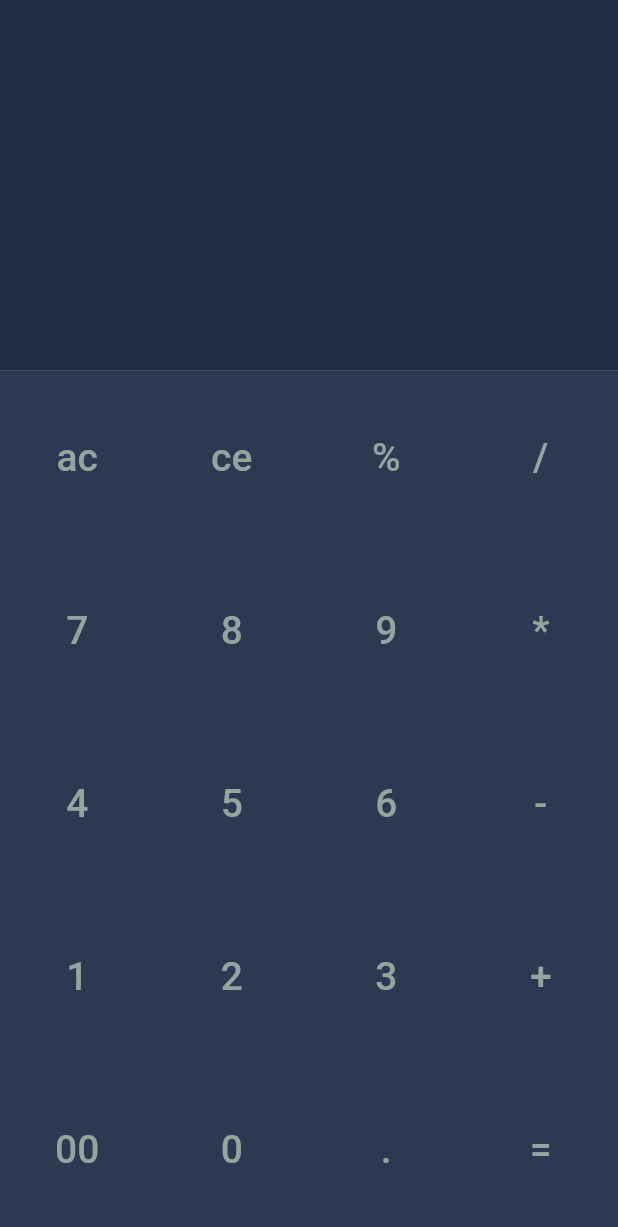
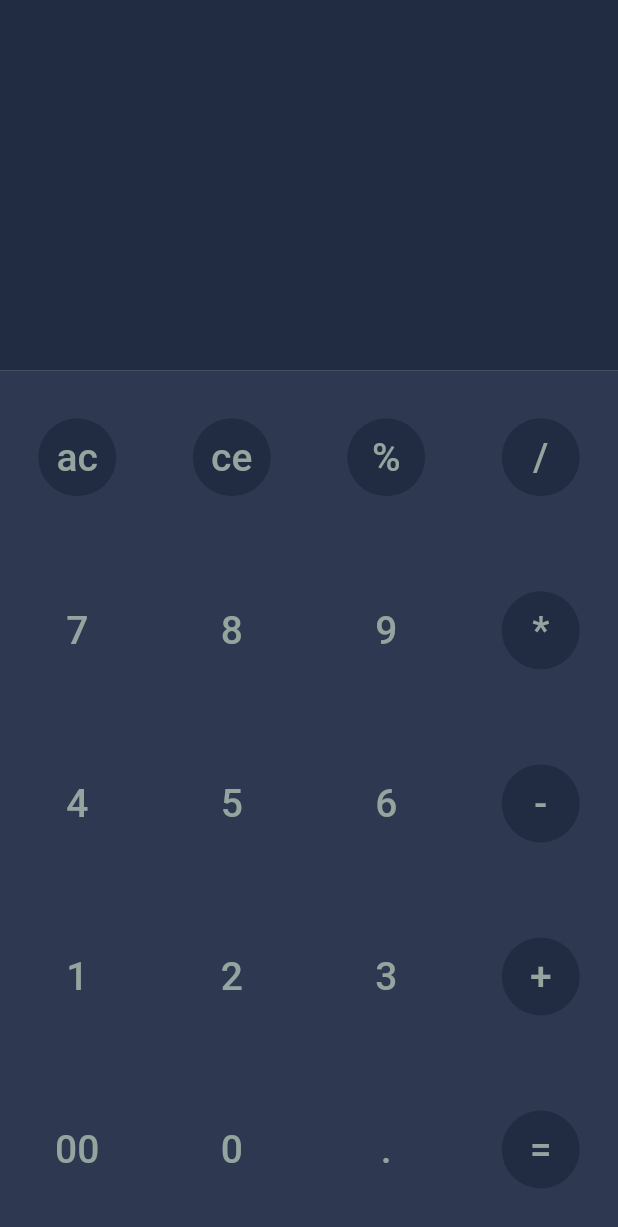
Before and after one commit to amirahmadadibi/calculator_application, a Flutter app: the screen it shows after launch, on a phone screen of 412 x 824 dp. Shown: the top 1227 px of the screen. Run offline on Flutter 3.47's test engine with Material 2 defaults, Android fonts, the phone set to English and light mode, and no system bars; our stand-ins replace hexcolor.

Commit message:
week6 E27 handle keys background

```diff
--- a/lib/main.dart
+++ b/lib/main.dart
@@ -13,6 +13,11 @@
       mainAxisAlignment: MainAxisAlignment.spaceAround,
       children: [
         TextButton(
+          style: TextButton.styleFrom(
+              shape: CircleBorder(
+                side: BorderSide(width: 0, color: Colors.transparent),
+              ),
+              backgroundColor: getBackgroundColor(text1)),
           onPressed: () {},
           child: Padding(
             padding: EdgeInsets.all(3),
@@ -24,6 +29,11 @@
           ),
         ),
         TextButton(
+          style: TextButton.styleFrom(
+              shape: CircleBorder(
+                side: BorderSide(width: 0, color: Colors.transparent),
+              ),
+              backgroundColor: getBackgroundColor(text2)),
           onPressed: () {},
           child: Padding(
             padding: EdgeInsets.all(3),
@@ -35,6 +45,11 @@
           ),
         ),
         TextButton(
+          style: TextButton.styleFrom(
+              shape: CircleBorder(
+                side: BorderSide(width: 0, color: Colors.transparent),
+              ),
+              backgroundColor: getBackgroundColor(text3)),
           onPressed: () {},
           child: Padding(
             padding: EdgeInsets.all(3),
@@ -46,6 +61,11 @@
           ),
         ),
         TextButton(
+          style: TextButton.styleFrom(
+              shape: CircleBorder(
+                side: BorderSide(width: 0, color: Colors.transparent),
+              ),
+              backgroundColor: getBackgroundColor(text4)),
           onPressed: () {},
           child: Padding(
             padding: EdgeInsets.all(3),
@@ -96,4 +116,24 @@
       ),
     );
   }
+
+  bool isOperator(String text) {
+    var list = ['ac', 'ce', '%', '/', '*', '-', '+', '='];
+
+    for (var item in list) {
+      if (text == item) {
+        return true;
+      }
+    }
+
+    return false;
+  }
+
+  Color getBackgroundColor(String text) {
+    if (isOperator(text)) {
+      return backgroundGreyDark;
+    } else {
+      return backgroundGrey;
+    }
+  }
 }
```
